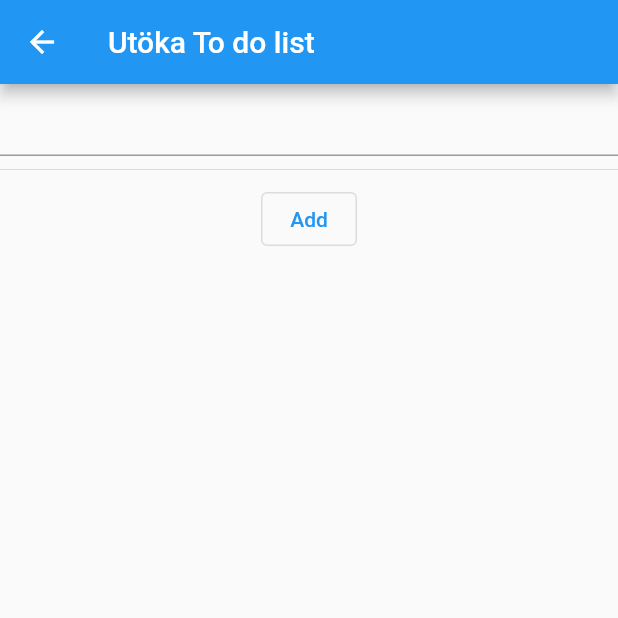
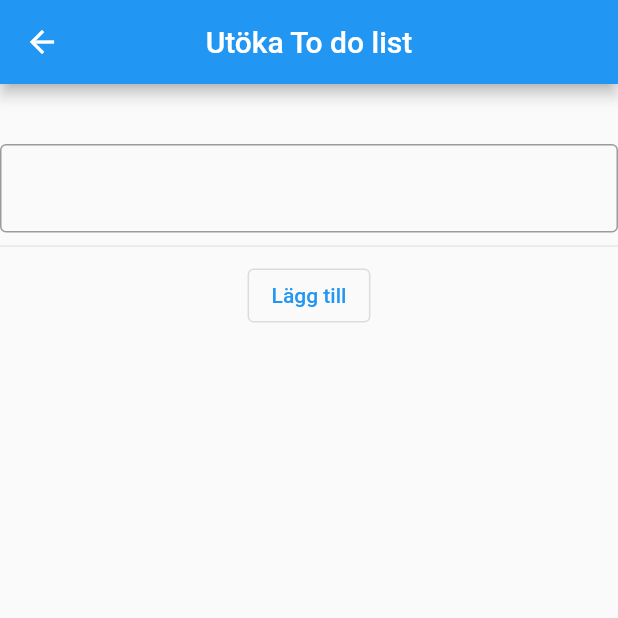
Before and after one commit to gu-tig169-ht21/gusfabth, a Flutter app: the screen it shows after launch, after a tap on the "add" icon, on a phone screen of 412 x 824 dp, the top half of it. Run offline on Flutter 3.47's test engine with Material 2 defaults, Android fonts, the phone set to English and light mode, and no system bars; network calls fail.

Commit message:
inlämning
inlämning

```diff
--- a/lib/main.dart
+++ b/lib/main.dart
@@ -1,18 +1,21 @@
 import 'package:flutter/material.dart';
-import 'package:http/http.dart' as http;
 import 'api.dart';
+import 'secondpage.dart';
 
-List<todoList> _input = <todoList>[];
-final _TextEdit = TextEditingController();
-final _ready = <String>[];
+List<Todo> _input = <Todo>[];
 final _filterchoice = <String>["All", "Done", "Undone"]; //filtermenyn
 String filterfunction = "All";
 
-void main() {
-  runApp(const MaterialApp(
-    title: "Att göra",
-    home: Home(),
-  ));
+Future<List<Todo>>? futureTodoList;
+
+void main() =>
+    runApp(const MaterialApp(home: Home(), debugShowCheckedModeBanner: false));
+
+class _ApiGetter {
+  Future<List<Todo>> getApi() async {
+    _input = await Call.fetchList();
+    return _input;
+  }
 }
 
 //hemsidan
@@ -25,6 +28,13 @@ class Home extends StatefulWidget {
 
 class _HomeState extends State<Home> {
   @override
+  void initState() {
+    futureTodoList = _ApiGetter().getApi();
+    super.initState();
+  }
+
+  void send(Todo test) async {}
+
   Widget build(BuildContext context) {
     return Scaffold(
       appBar: AppBar(
@@ -46,24 +56,42 @@ class _HomeState extends State<Home> {
             value: filterfunction,
           ),
         ],
-        title: const Text("Att göra"),
+        title: const Text("Todo list"),
+        centerTitle: true,
       ),
-      body: filtrering(filterfunction),
+      body: Center(
+        child: FutureBuilder(
+          builder: (context, snapshot) {
+            if (snapshot.hasData) {
+              return (filtrering(filterfunction));
+            } else if (snapshot.hasError) {
+              return Text('${snapshot.error}');
+            }
+            return const CircularProgressIndicator();
+          },
+          future: futureTodoList,
+        ),
+      ),
       floatingActionButton: FloatingActionButton(
         child: Icon(Icons.add),
         onPressed: () {
           Navigator.push(
             context,
             MaterialPageRoute(builder: (context) => const AddToDoPage()),
-          );
+          ).then(get);
         },
       ),
     );
   }
 
+  Future? get(dynamic value) {
+    setState(() {
+      futureTodoList = _ApiGetter().getApi();
+    });
+  }
 //listskaparen för förstasidan
 
-  Widget listBuilder(List<todoList> input) {
+  Widget listBuilder(List<Todo> input) {
     return ListView.builder(
         padding: const EdgeInsets.all(12),
         itemBuilder: (BuildContext _context, int n) {
@@ -79,8 +107,8 @@ class _HomeState extends State<Home> {
 
 // checka av knapp, ta bort knapp, gör rad
 
-  Widget _toDoItem(todoList text) {
-    final _fardig = text.done; //_ready.contains(text);
+  Widget _toDoItem(Todo text) {
+    final _ready = text.done;
 
     _input.contains(text) ? null : _input.add(text);
     return Card(
@@ -88,39 +116,33 @@ class _HomeState extends State<Home> {
       title: Text(
         text.title,
         style: TextStyle(
-          decoration: _fardig ? TextDecoration.lineThrough : null,
+          decoration: _ready ? TextDecoration.lineThrough : null,
         ),
       ),
       leading: Icon(
-        _fardig ? Icons.check_box : Icons.check_box_outline_blank_outlined,
-        color: _fardig ? Colors.blue : null,
+        _ready ? Icons.check_box : Icons.check_box_outline_blank_outlined,
+        color: _ready ? Colors.blue : null,
       ),
       onTap: () {
         int index = _input.indexWhere((item) => item.id == text.id);
-        if (_fardig) {
-          updateList(text.title, false, text.id);
+        if (_ready) {
+          Call.updateList(text.title, false, text.id);
           setState(() {
             _input[index].done = false;
           });
         } else {
-          updateList(text.title, true, text.id);
+          Call.updateList(text.title, true, text.id);
           setState(() {
             _input[index].done = true;
           });
         }
       },
-      /* onTap: () {
-        setState(() {
-          _fardig ? _ready.remove(text) : _ready.add(text);
-        });
-      },
-      */
       trailing: IconButton(
           icon: const Icon(Icons.delete_outline),
           onPressed: () {
-            deleteList(text.id);
+            Call.deleteList(text.id);
             setState(() {
-              _input.removeWhere((Element) => Element.id == text.id);
+              _input.removeWhere((element) => element.id == text.id);
             });
           }),
     ));
@@ -144,11 +166,6 @@ class _HomeState extends State<Home> {
 
       case "Undone":
         {
-          /*for (int i = 0; i < _input.length; i++) {
-            if (!_ready.contains(_input[i])) {
-              undone.add(_input[i]);
-            }
-          }*/
           return listBuilder(
               _input.where((todo) => todo.done == false).toList());
         }
@@ -160,40 +177,3 @@ class _HomeState extends State<Home> {
     }
   }
 }
-
-//andra sidan
-
-class AddToDoPage extends StatefulWidget {
-  const AddToDoPage({Key? key}) : super(key: key);
-
-  @override
-  _AddToDoPageState createState() => _AddToDoPageState();
-}
-
-class _AddToDoPageState extends State<AddToDoPage> {
-  @override
-  Widget build(BuildContext context) {
-    return Scaffold(
-        appBar: AppBar(
-          title: const Text("Utöka To do list"),
-        ),
-        body: Center(
-            child: Column(
-          children: <Widget>[
-            TextField(controller: _TextEdit),
-            const Divider(height: 18),
-            OutlinedButton(
-                onPressed: () {
-                  setState(() {
-                    updateList(_TextEdit.text, false, _TextEdit.text);
-                    fetchList();
-                    _input = List.from(apiDartList);
-
-                    _TextEdit.clear();
-                  });
-                },
-                child: const Text("Add")),
-          ],
-        )));
-  }
-}
--- /dev/null
+++ b/lib/secondpage.dart
@@ -0,0 +1,49 @@
+// ignore_for_file: file_names
+
+import 'package:flutter/material.dart';
+import 'api.dart';
+
+final _textEdit = TextEditingController();
+
+//andra sidan
+
+class AddToDoPage extends StatefulWidget {
+  const AddToDoPage({Key? key}) : super(key: key);
+
+  @override
+  _AddToDoPageState createState() => _AddToDoPageState();
+}
+
+class _AddToDoPageState extends State<AddToDoPage> {
+  @override
+  Widget build(BuildContext context) {
+    return Scaffold(
+        appBar: AppBar(
+          title: const Text("Utöka To do list"),
+          centerTitle: true,
+        ),
+        body: Center(
+            child: Column(
+          children: <Widget>[
+            Padding(padding: const EdgeInsets.all(20)),
+            TextField(
+              controller: _textEdit,
+              decoration: const InputDecoration(
+                  border: OutlineInputBorder(), labelText: ""),
+            ),
+            const Divider(height: 18),
+            OutlinedButton(
+                child: const Text("Lägg till"),
+                onPressed: () {
+                  Todo test = Todo(title: _textEdit.text);
+                  Call.sendList(test);
+                  _textEdit.clear();
+                  //setState(() {
+                  //sendList(_TextEdit.text, false);
+                  //fetchList();
+                  //_input = List.from(apiDartList);
+                }),
+          ],
+        )));
+  }
+}
```
Also changed, not shown: lib/api.dart (+50 -46 lines).
